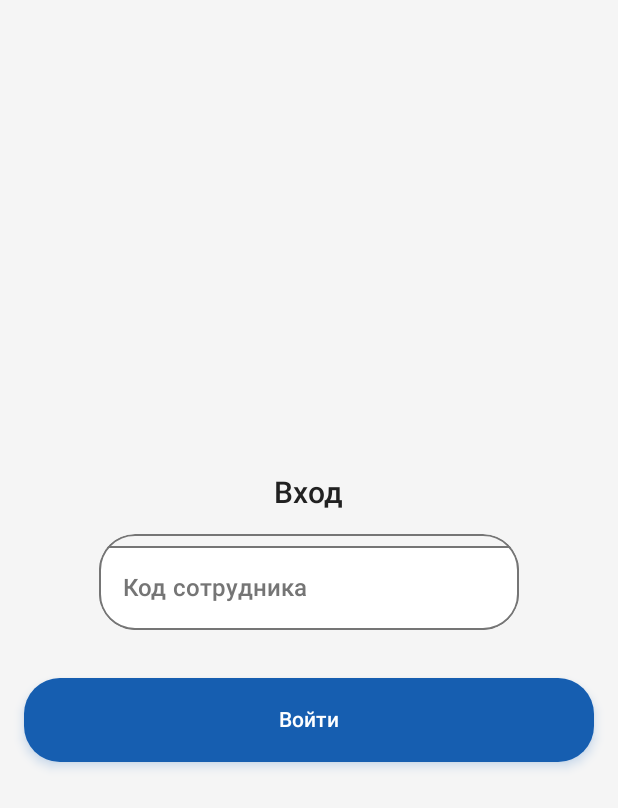
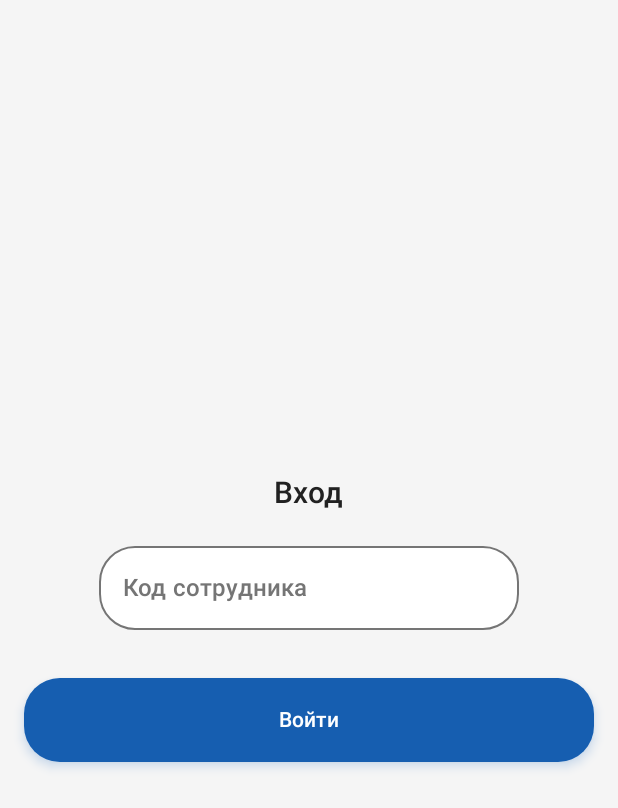
Before and after one commit to xakquti/guest-requests-mobile, an Android app built with Jetpack Compose: the screen it shows after launch (MainActivity), on a phone screen of 412 x 824 dp. Shown: the top 808 px of the screen. Run offline under Robolectric (Android 15) with nearby library versions, the phone set to English and light mode, and no system bars.

Commit message:
ui правки

```diff
--- a/app/src/main/java/ru/nto/guestmanagement/mobile/ui/form/Field.kt
+++ b/app/src/main/java/ru/nto/guestmanagement/mobile/ui/form/Field.kt
@@ -27,9 +27,7 @@ fun Field(
     OutlinedTextField(
         value = value,
         onValueChange = onValueChange,
-        modifier = modifier
-            .shadow(elevation = 4.dp, RoundedCornerShape(24.dp), spotColor = MaterialTheme.colorScheme.primary)
-            .clip(RoundedCornerShape(24.dp)),
+        modifier = modifier,
         colors = TextFieldDefaults.colors(
             unfocusedContainerColor = MaterialTheme.colorScheme.surface,
             focusedContainerColor = MaterialTheme.colorScheme.surface,
@@ -50,5 +48,6 @@ fun Field(
                 style = MaterialTheme.typography.titleMedium
             )
         },
+        shape = RoundedCornerShape(24.dp)
     )
 }
--- a/app/src/main/java/ru/nto/guestmanagement/mobile/ui/login/LoginField.kt
+++ b/app/src/main/java/ru/nto/guestmanagement/mobile/ui/login/LoginField.kt
@@ -23,10 +23,7 @@ fun LoginField(
         onValueChange = onValueChange,
         value = value,
         textStyle = MaterialTheme.typography.titleLarge,
-        modifier = modifier
-            .clip(RoundedCornerShape(24.dp))
-            .border(width = 1.dp, color = MaterialTheme.colorScheme.onSurfaceVariant,
-                shape = RoundedCornerShape(24.dp)),
+        modifier = modifier,
         colors = TextFieldDefaults.colors(
             unfocusedContainerColor = MaterialTheme.colorScheme.surface,
             focusedContainerColor = MaterialTheme.colorScheme.surface,
@@ -40,7 +37,8 @@ fun LoginField(
                 color = MaterialTheme.colorScheme.onSurfaceVariant,
                 style = MaterialTheme.typography.titleMedium
             )
-        }
+        },
+        shape = RoundedCornerShape(24.dp)
     )
 
 }
```
Also changed, not shown: app/src/main/java/ru/nto/guestmanagement/mobile/ui/form/RequestFormScreen.kt (+7 -9 lines).
